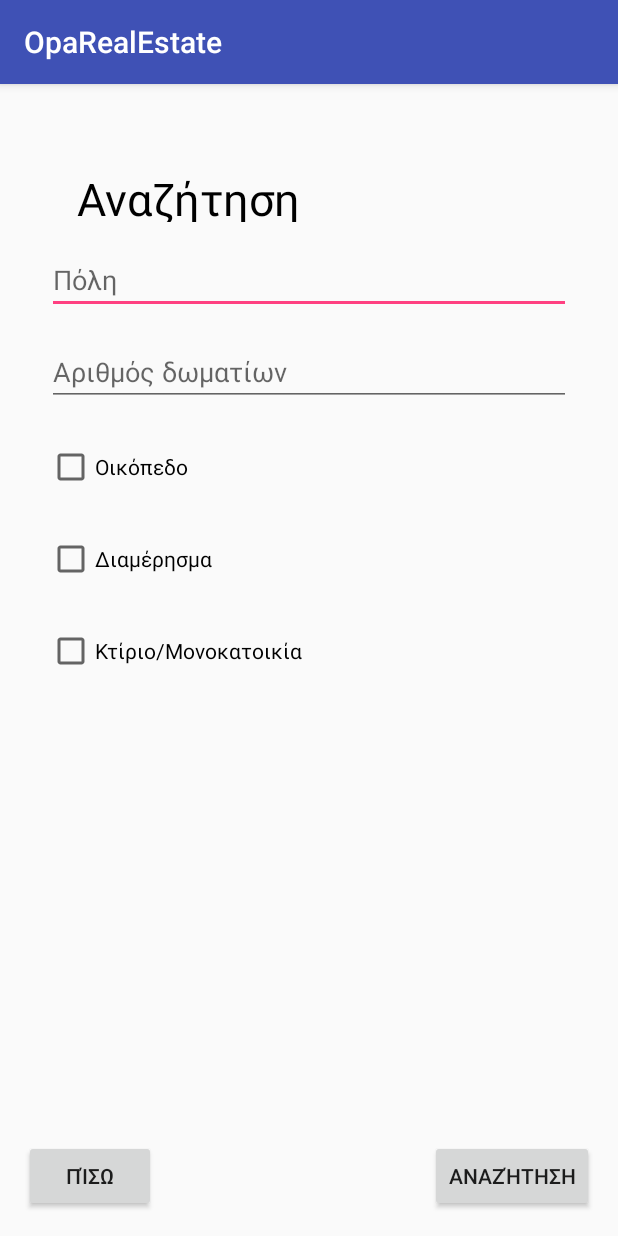
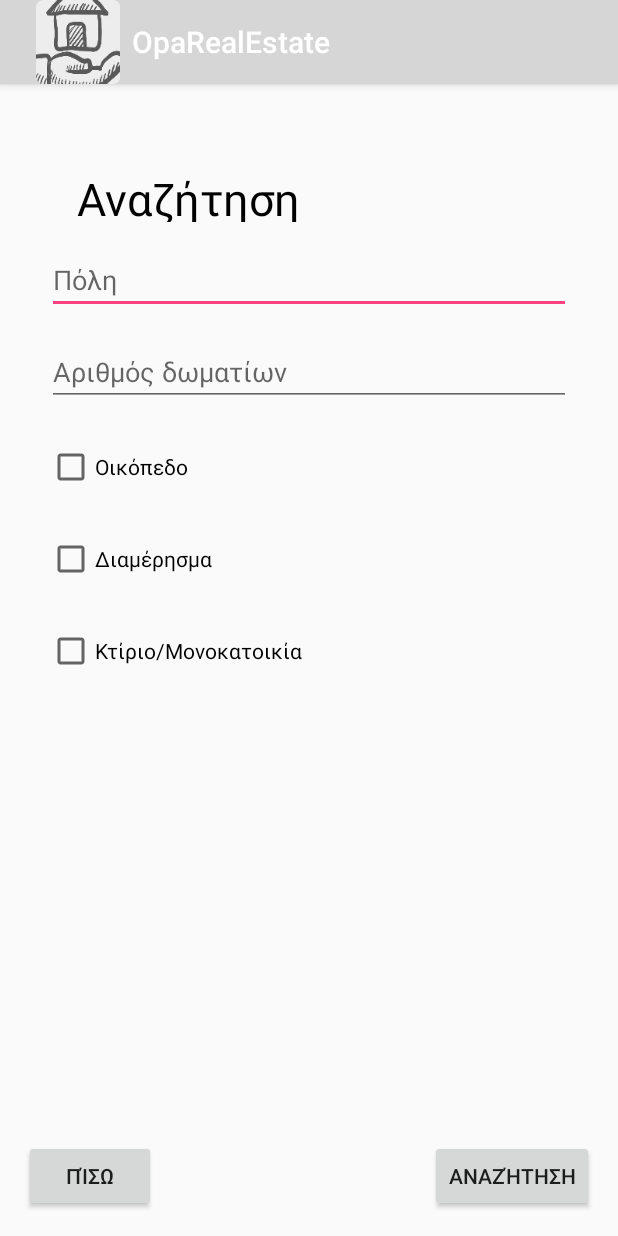
Before and after one commit to billk97/OpaRealEstate, an Android app: the screen it shows after launch (Search), after a tap on "ΑΝΑΖΉΤΗΣΗ", on a phone screen of 412 x 824 dp. Run offline under Robolectric (Android 15) with nearby library versions, the phone set to English and light mode, and no system bars.

Commit message:
added photos

```diff
--- a/app/src/main/java/com/example/pcbill/oparealestate/Presenter/ListView.java
+++ b/app/src/main/java/com/example/pcbill/oparealestate/Presenter/ListView.java
@@ -33,6 +33,10 @@ public class  ListView extends AppCompatActivity {
     protected void onCreate(Bundle savedInstanceState) {
         super.onCreate(savedInstanceState);
         setContentView(R.layout.activity_list_view);
+        getSupportActionBar().setDisplayShowHomeEnabled(true);
+        getSupportActionBar().setLogo(R.mipmap.ic_launcher);
+        getSupportActionBar().setDisplayUseLogoEnabled(true);
+        getSupportActionBar().setBackgroundDrawable(getResources().getDrawable(R.drawable.opa));
         initializer();
         ListViewBackButton.setOnClickListener(new View.OnClickListener() {
             @Override
--- a/app/src/main/java/com/example/pcbill/oparealestate/Presenter/MainActivity.java
+++ b/app/src/main/java/com/example/pcbill/oparealestate/Presenter/MainActivity.java
@@ -21,6 +21,11 @@ public class MainActivity extends AppCompatActivity {
     protected void onCreate(Bundle savedInstanceState) {
         super.onCreate(savedInstanceState);
         setContentView(R.layout.activity_main);
+        getSupportActionBar().setDisplayShowHomeEnabled(true);
+        getSupportActionBar().setLogo(R.mipmap.ic_launcher);
+        getSupportActionBar().setDisplayUseLogoEnabled(true);
+        getSupportActionBar().setBackgroundDrawable(getResources().getDrawable(R.drawable.opa));
+
         initializeVariables();
         //Log.d("bill","ok");
         try {
--- a/app/src/main/java/com/example/pcbill/oparealestate/Presenter/Sale.java
+++ b/app/src/main/java/com/example/pcbill/oparealestate/Presenter/Sale.java
@@ -27,6 +27,10 @@ public class Sale extends AppCompatActivity {
     protected void onCreate(Bundle savedInstanceState) {
         super.onCreate(savedInstanceState);
         setContentView(R.layout.activity_sale);
+        getSupportActionBar().setDisplayShowHomeEnabled(true);
+        getSupportActionBar().setLogo(R.mipmap.ic_launcher);
+        getSupportActionBar().setDisplayUseLogoEnabled(true);
+        getSupportActionBar().setBackgroundDrawable(getResources().getDrawable(R.drawable.opa));
         Initializer();
         final SaleControler saleControler = new SaleControler();
         SaleBackButton.setOnClickListener(new View.OnClickListener() {
--- a/app/src/main/java/com/example/pcbill/oparealestate/Presenter/Search.java
+++ b/app/src/main/java/com/example/pcbill/oparealestate/Presenter/Search.java
@@ -28,6 +28,10 @@ public class Search extends AppCompatActivity {
     @Override
     protected void onCreate(Bundle savedInstanceState) {
         super.onCreate(savedInstanceState);
+        getSupportActionBar().setDisplayShowHomeEnabled(true);
+        getSupportActionBar().setLogo(R.mipmap.ic_launcher);
+        getSupportActionBar().setDisplayUseLogoEnabled(true);
+        getSupportActionBar().setBackgroundDrawable(getResources().getDrawable(R.drawable.opa));
         setContentView(R.layout.activity_search);
         final SearchControler controler = new SearchControler();
         initializer();
```
